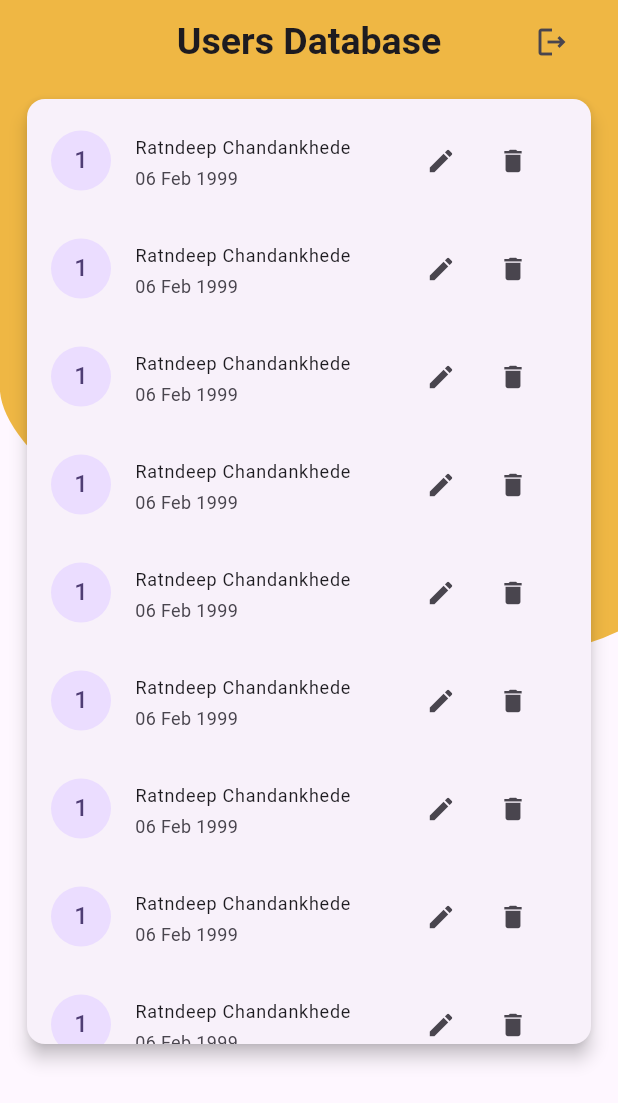
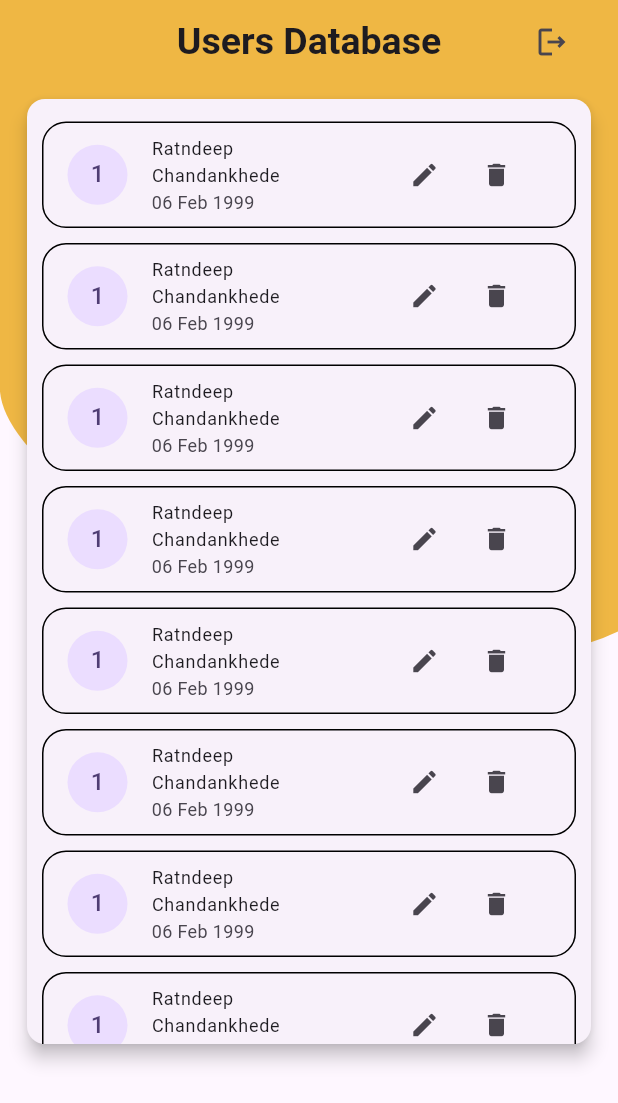
Before and after one commit to Ratndeep1999/signin-and-signup-screen, a Flutter app: the HomeScreen screen opened directly, on a phone screen of 412 x 824 dp. Shown: the top 1103 px of the screen. Run offline on Flutter 3.47's test engine with Material 3 defaults, Android fonts, the phone set to English and light mode, and no system bars; our stand-ins replace intl_phone_field, shared_preferences; accounts and stored records are empty.

Commit message:
list tile add

```diff
--- a/lib/home_screen.dart
+++ b/lib/home_screen.dart
@@ -48,9 +48,11 @@ class HomeScreen extends StatelessWidget {
                 margin: EdgeInsets.symmetric(horizontal: 18.0, vertical: 10.0),
                 elevation: 5.0,
                 child: ListView.builder(
-                  padding: EdgeInsets.symmetric(vertical: 5.0),
+                  padding: EdgeInsets.symmetric(vertical: 10.0, horizontal: 10.0),
                   itemBuilder: (context, index) {
-                    return ListTile(
+                    return Padding(
+                      padding: const EdgeInsets.symmetric(vertical: 5.0),
+                      child: ListTile(
                         leading: CircleAvatar(child: Text("1")),
                         trailing: SizedBox(
                           width: 100,
@@ -77,6 +79,11 @@ class HomeScreen extends StatelessWidget {
                         subtitle: Text(
                           "06 Feb 1999",
                           style: TextStyle(fontSize: 12.0),
+                        ),
+                        shape: RoundedRectangleBorder(
+                          borderRadius: BorderRadius.circular(16.0),
+                          side: BorderSide(color: Colors.black),
+                        ),
                       ),
                     );
                   },
```
Lines whose indentation alone changed are shown as unchanged.
